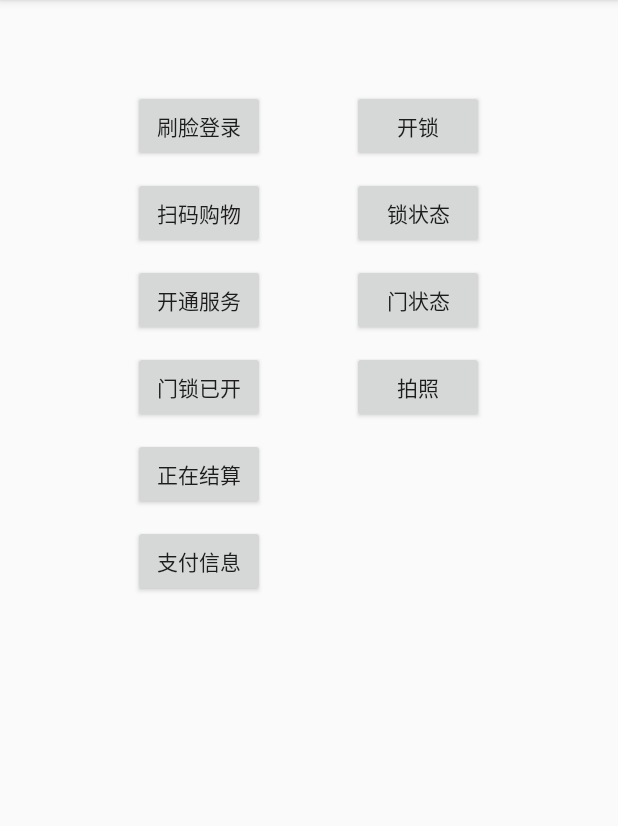
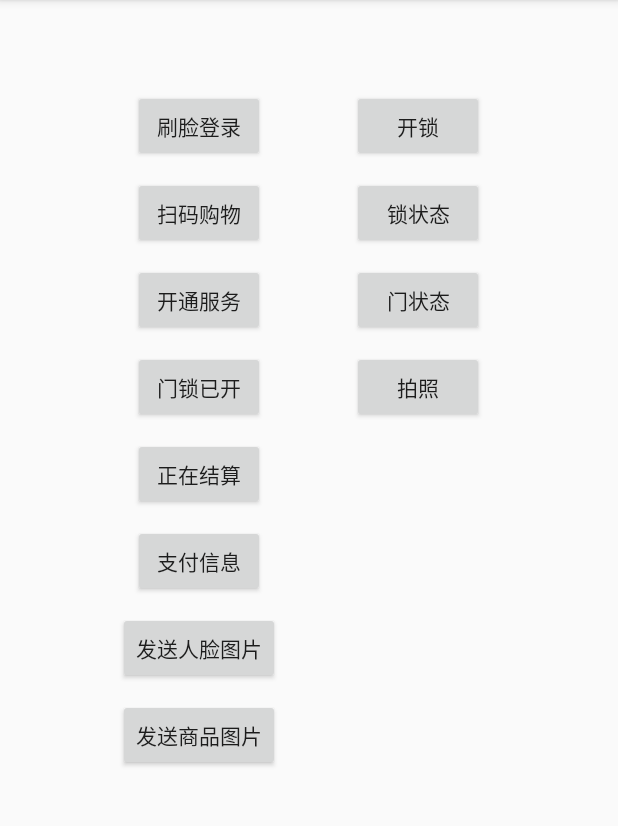
Before and after one commit to whuan1024/Vending, an Android app: the screen it shows after launch (MainActivity), on a phone screen of 412 x 824 dp, the part 84-910 px from its top. Run offline under Robolectric (Android 15) with nearby library versions, the phone set to English and light mode, and no system bars; libraries missing offline, so code that uses them is left out: com.midea.cabinet; 7 statements that could not run were skipped.

```diff
--- a/app/src/main/java/com/cloudminds/vending/ui/MainActivity.java
+++ b/app/src/main/java/com/cloudminds/vending/ui/MainActivity.java
@@ -1,21 +1,84 @@
 package com.cloudminds.vending.ui;
 
+import android.content.ComponentName;
+import android.content.Context;
 import android.content.Intent;
+import android.content.ServiceConnection;
+import android.graphics.Bitmap;
+import android.graphics.BitmapFactory;
 import android.os.Bundle;
+import android.os.IBinder;
+import android.os.RemoteException;
 import android.widget.Toast;
 
+import com.cloudminds.vending.IVendingInterface;
+import com.cloudminds.vending.IVendingListener;
 import com.cloudminds.vending.R;
 import com.cloudminds.vending.utils.LogUtil;
 import com.midea.cabinet.sdk4data.MideaCabinetSDK;
+
+import java.io.ByteArrayOutputStream;
+import java.util.ArrayList;
+import java.util.List;
 
 import androidx.appcompat.app.AppCompatActivity;
 
 public class MainActivity extends AppCompatActivity {
 
+    private boolean mIsBind = false;
+
+    private IVendingInterface mIVendingInterface;
+
+    private ServiceConnection mConnection = new ServiceConnection() {
+        @Override
+        public void onServiceConnected(ComponentName componentName, IBinder iBinder) {
+            LogUtil.d("[MainActivity] onServiceConnected");
+            mIVendingInterface = IVendingInterface.Stub.asInterface(iBinder);
+            try {
+                mIVendingInterface.registerCallback(mIVendingListener);
+            } catch (RemoteException e) {
+                e.printStackTrace();
+            }
+            mIsBind = true;
+        }
+
+        @Override
+        public void onServiceDisconnected(ComponentName componentName) {
+            LogUtil.d("[MainActivity] onServiceDisconnected");
+            try {
+                mIVendingInterface.unregisterCallback(mIVendingListener);
+            } catch (RemoteException e) {
+                e.printStackTrace();
+            }
+            mIVendingInterface = null;
+            mIsBind = false;
+        }
+    };
+
+    private IVendingListener mIVendingListener = new IVendingListener.Stub() {
+        @Override
+        public void onFaceRecognize(String result) throws RemoteException {
+            LogUtil.d("[MainActivity] onFaceRecognize: result: " + result);
+        }
+
+        @Override
+        public void onCommodityRecognize(String result) throws RemoteException {
+            LogUtil.d("[MainActivity] onCommodityRecognize: result: " + result);
+        }
+    };
+
+    private void initService() {
+        Intent i = new Intent();
+        i.setComponent(new ComponentName("com.tommy.virtualrobotdemo",
+                "com.tommy.virtualrobotdemo.VendingService"));
+        bindService(i, mConnection, Context.BIND_AUTO_CREATE);
+    }
+
     @Override
     protected void onCreate(Bundle savedInstanceState) {
         super.onCreate(savedInstanceState);
         setContentView(R.layout.activity_main);
+        initService();
         debugUI();
         debugSDK();
     }
@@ -51,6 +114,34 @@ public class MainActivity extends AppCompatActivity {
             intent.putExtra(IFragSwitcher.TARGET_FRAG, IFragSwitcher.FragDefines.PAYMENT_INFO);
             startActivity(intent);
         });
+        findViewById(R.id.send_face).setOnClickListener(v -> {
+            if (mIsBind) {
+                Bitmap bmp = BitmapFactory.decodeResource(getResources(), R.mipmap.ic_launcher);
+                try {
+                    mIVendingInterface.faceRecognize(bitmap2Byte(bmp));
+                } catch (RemoteException e) {
+                    e.printStackTrace();
+                }
+            } else {
+                Toast.makeText(this, "服务未连接", Toast.LENGTH_SHORT).show();
+            }
+        });
+        findViewById(R.id.send_commodity).setOnClickListener(v -> {
+            if (mIsBind) {
+                List<String> imageList = new ArrayList<>();
+                imageList.add("/sdcard/mideaSDK/imageFile/1.jpg");
+                imageList.add("/sdcard/mideaSDK/imageFile/2.jpg");
+                imageList.add("/sdcard/mideaSDK/imageFile/3.jpg");
+                imageList.add("/sdcard/mideaSDK/imageFile/4.jpg");
+                try {
+                    mIVendingInterface.commodityRecognize(imageList, "这里传eventId", "预留字段");
+                } catch (RemoteException e) {
+                    e.printStackTrace();
+                }
+            } else {
+                Toast.makeText(this, "服务未连接", Toast.LENGTH_SHORT).show();
+            }
+        });
     }
 
     private void debugSDK() {
@@ -76,4 +167,16 @@ public class MainActivity extends AppCompatActivity {
             }).start();
         });
     }
+
+    private byte[] bitmap2Byte(Bitmap bm) {
+        ByteArrayOutputStream baos = new ByteArrayOutputStream();
+        bm.compress(Bitmap.CompressFormat.PNG, 100, baos);
+        return baos.toByteArray();
+    }
+
+    @Override
+    protected void onDestroy() {
+        super.onDestroy();
+        unbindService(mConnection);
+    }
 }
--- a/app/src/main/res/layout/activity_main.xml
+++ b/app/src/main/res/layout/activity_main.xml
@@ -59,6 +59,20 @@
             android:layout_height="wrap_content"
             android:layout_marginTop="10dp"
             android:text="支付信息"/>
+
+        <Button
+            android:id="@+id/send_face"
+            android:layout_width="wrap_content"
+            android:layout_height="wrap_content"
+            android:layout_marginTop="10dp"
+            android:text="发送人脸图片"/>
+
+        <Button
+            android:id="@+id/send_commodity"
+            android:layout_width="wrap_content"
+            android:layout_height="wrap_content"
+            android:layout_marginTop="10dp"
+            android:text="发送商品图片"/>
     </LinearLayout>
 
     <LinearLayout
```
Also changed, not shown: app/src/main/aidl/com/cloudminds/vending/IVendingInterface.aidl (added), app/src/main/aidl/com/cloudminds/vending/IVendingListener.aidl (added).
